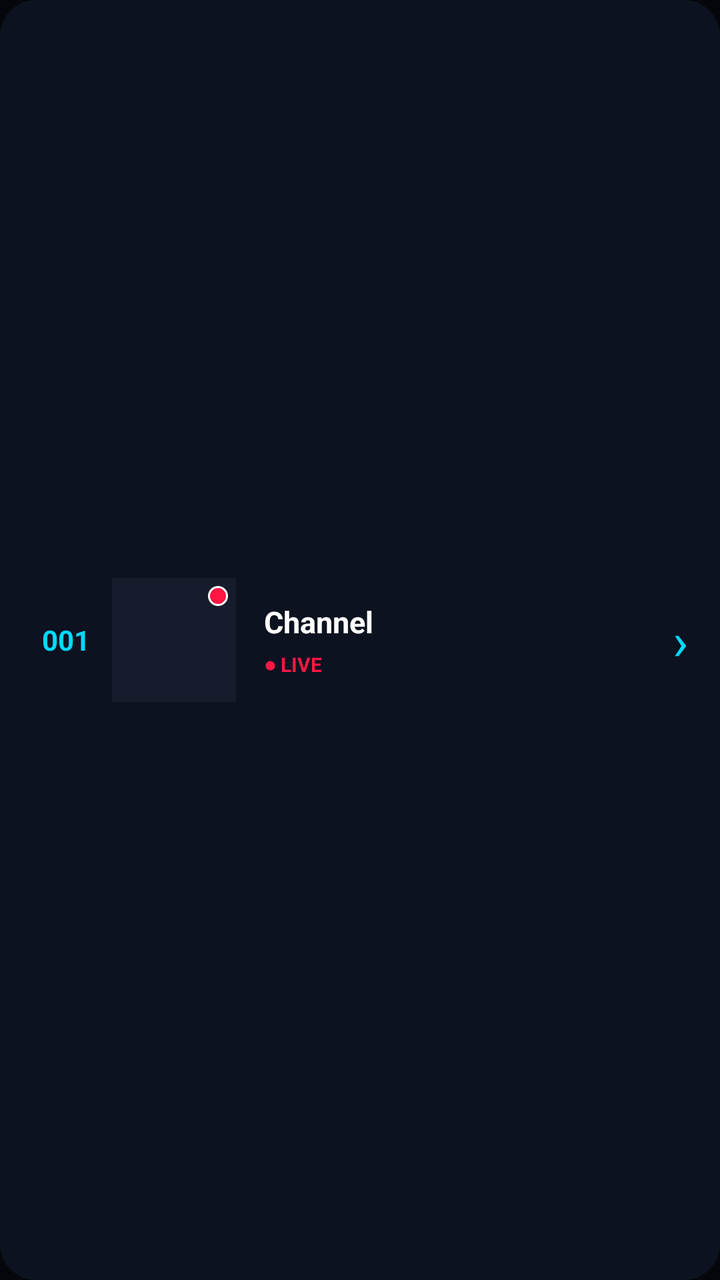
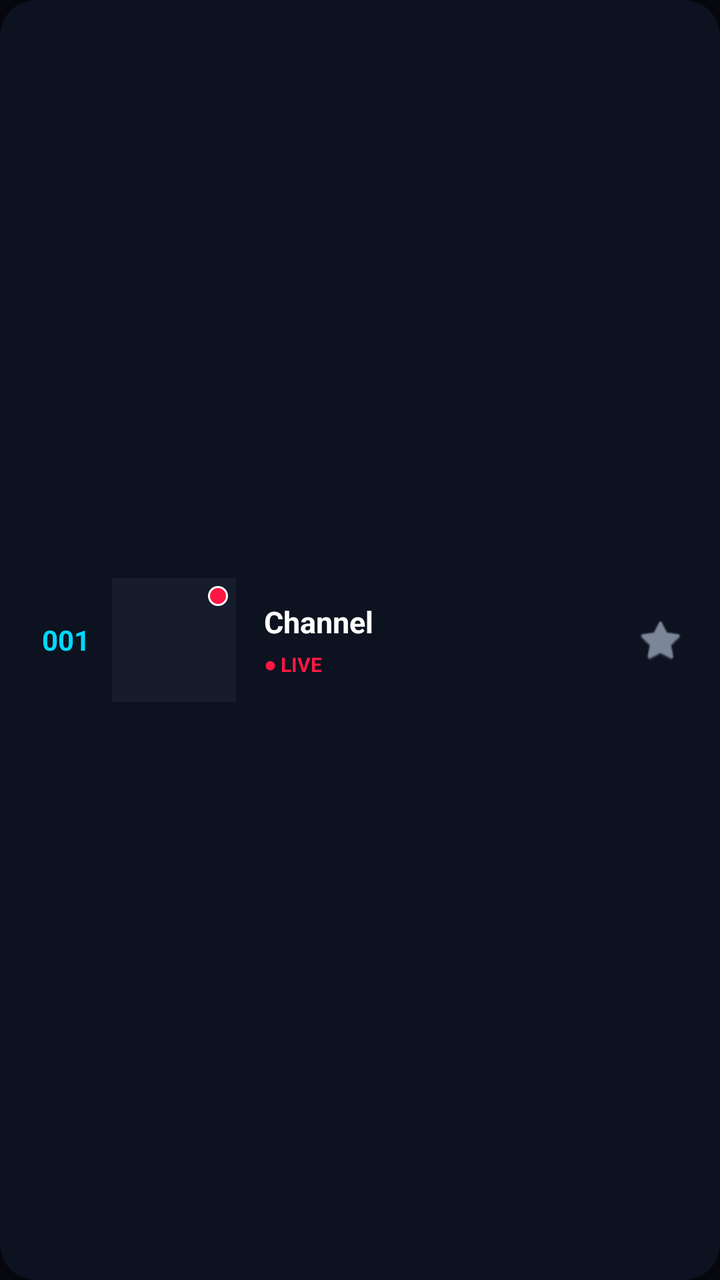

An Android layout rendered at two revisions. The XML below is the earlier revision; the diff shows what the commit changed to produce the second picture.
<!-- AndroidManifest.xml: application theme Theme.Xtreme -->
<!-- res/layout/item_channel.xml -->
<?xml version="1.0" encoding="utf-8"?>
<androidx.cardview.widget.CardView
    xmlns:android="http://schemas.android.com/apk/res/android"
    xmlns:app="http://schemas.android.com/apk/res-auto"
    android:layout_width="match_parent"
    android:layout_height="92dp"
    android:layout_marginHorizontal="14dp"
    android:layout_marginVertical="5dp"
    android:foreground="?android:attr/selectableItemBackground"
    android:clickable="true"
    android:focusable="true"
    app:cardCornerRadius="18dp"
    app:cardBackgroundColor="@color/bg_card"
    app:cardElevation="0dp"
    app:strokeColor="#1A00D9FF"
    app:strokeWidth="1dp">

    <LinearLayout
        android:layout_width="match_parent"
        android:layout_height="match_parent"
        android:orientation="horizontal"
        android:gravity="center_vertical"
        android:padding="10dp">

        
        <TextView
            android:id="@+id/channelNum"
            android:layout_width="46dp"
            android:layout_height="wrap_content"
            android:gravity="center"
            android:text="001"
            android:textColor="@color/neon_cyan"
            android:textStyle="bold"
            android:textSize="14sp"/>

        
        <FrameLayout
            android:layout_width="62dp"
            android:layout_height="62dp"
            android:background="@color/bg_elevated">

            <ImageView
                android:id="@+id/channelLogo"
                android:layout_width="match_parent"
                android:layout_height="match_parent"
                android:padding="6dp"
                android:scaleType="centerInside"/>

            
            <View
                android:layout_width="10dp"
                android:layout_height="10dp"
                android:layout_gravity="top|end"
                android:layout_margin="4dp"
                android:background="@drawable/bg_dot_live"/>
        </FrameLayout>

        
        <LinearLayout
            android:layout_width="0dp"
            android:layout_height="wrap_content"
            android:layout_weight="1"
            android:layout_marginStart="14dp"
            android:orientation="vertical">

            <TextView
                android:id="@+id/channelName"
                android:layout_width="match_parent"
                android:layout_height="wrap_content"
                android:text="Channel"
                android:textColor="@color/text_primary"
                android:textSize="15sp"
                android:textStyle="bold"
                android:maxLines="2"
                android:ellipsize="end"/>

            <TextView
                android:layout_width="wrap_content"
                android:layout_height="wrap_content"
                android:text="● LIVE"
                android:textColor="@color/live_red"
                android:textSize="10sp"
                android:textStyle="bold"
                android:layout_marginTop="4dp"/>
        </LinearLayout>

        
        <TextView
            android:layout_width="wrap_content"
            android:layout_height="wrap_content"
            android:text="›"
            android:textColor="@color/neon_cyan"
            android:textSize="26sp"
            android:layout_marginEnd="6dp"/>
    </LinearLayout>
</androidx.cardview.widget.CardView>
<!-- resources referenced by this layout -->
<resources>
  <color name="bg_card">#0D1220</color>
  <color name="bg_elevated">#161C2B</color>
  <color name="live_red">#FF1744</color>
  <color name="neon_cyan">#00D9FF</color>
  <color name="text_primary">#FFFFFF</color>
  <!-- drawable bg_dot_live (drawable) -->
  <?xml version="1.0" encoding="utf-8"?>
  <shape xmlns:android="http://schemas.android.com/apk/res/android"
      android:shape="oval">
      <solid android:color="#FF1744"/>
      <stroke android:width="1dp" android:color="#FFFFFF"/>
  </shape>
  <style name="Theme.Xtreme" parent="Theme.Material3.Dark.NoActionBar">
          <item name="colorPrimary">@color/neon_cyan</item>
          <item name="colorOnPrimary">#000000</item>
          <item name="colorSecondary">@color/neon_purple</item>
          <item name="colorOnSecondary">#FFFFFF</item>
          <item name="android:windowBackground">@color/bg_deep</item>
          <item name="android:statusBarColor">@color/bg_deep</item>
          <item name="android:navigationBarColor">@color/bg_deep</item>
          <item name="android:windowLightStatusBar">false</item>
      </style>
  <color name="neon_purple">#8B5CF6</color>
  <color name="bg_deep">#05070C</color>
</resources>

<!-- the commit's change to res/layout/item_channel.xml (unified diff, before → after) -->
@@ -22,7 +22,6 @@
         android:gravity="center_vertical"
         android:padding="10dp">
 
-        
         <TextView
             android:id="@+id/channelNum"
             android:layout_width="46dp"
@@ -33,20 +32,16 @@
             android:textStyle="bold"
             android:textSize="14sp"/>
 
-        
         <FrameLayout
             android:layout_width="62dp"
             android:layout_height="62dp"
             android:background="@color/bg_elevated">
-
             <ImageView
                 android:id="@+id/channelLogo"
                 android:layout_width="match_parent"
                 android:layout_height="match_parent"
                 android:padding="6dp"
                 android:scaleType="centerInside"/>
-
-            
             <View
                 android:layout_width="10dp"
                 android:layout_height="10dp"
@@ -55,14 +50,12 @@
                 android:background="@drawable/bg_dot_live"/>
         </FrameLayout>
 
-        
         <LinearLayout
             android:layout_width="0dp"
             android:layout_height="wrap_content"
             android:layout_weight="1"
             android:layout_marginStart="14dp"
             android:orientation="vertical">
-
             <TextView
                 android:id="@+id/channelName"
                 android:layout_width="match_parent"
@@ -73,7 +66,6 @@
                 android:textStyle="bold"
                 android:maxLines="2"
                 android:ellipsize="end"/>
-
             <TextView
                 android:layout_width="wrap_content"
                 android:layout_height="wrap_content"
@@ -84,13 +76,13 @@
                 android:layout_marginTop="4dp"/>
         </LinearLayout>
 
-        
-        <TextView
-            android:layout_width="wrap_content"
-            android:layout_height="wrap_content"
-            android:text="›"
-            android:textColor="@color/neon_cyan"
-            android:textSize="26sp"
-            android:layout_marginEnd="6dp"/>
+        <ImageView
+            android:id="@+id/favBtn"
+            android:layout_width="40dp"
+            android:layout_height="40dp"
+            android:padding="8dp"
+            android:src="@android:drawable/btn_star"
+            android:tint="@color/text_secondary"
+            android:background="?android:attr/selectableItemBackgroundBorderless"/>
     </LinearLayout>
 </androidx.cardview.widget.CardView>
<!-- resource entries referenced after the edit -->
@@ -5,6 +5,7 @@
   <color name="live_red">#FF1744</color>
   <color name="neon_cyan">#00D9FF</color>
   <color name="text_primary">#FFFFFF</color>
+  <color name="text_secondary">#7C8699</color>
   <!-- drawable bg_dot_live (drawable) -->
   <?xml version="1.0" encoding="utf-8"?>
   <shape xmlns:android="http://schemas.android.com/apk/res/android"
